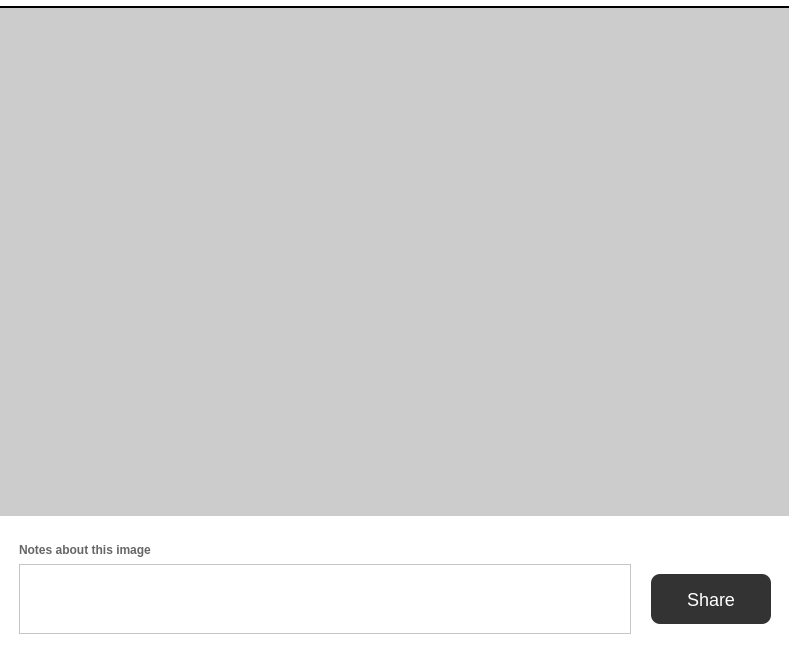
The window that interface/ui/shareSnapshot.ui (vircadia/vircadia-native-core) describes before a commit, drawn with Qt 5.
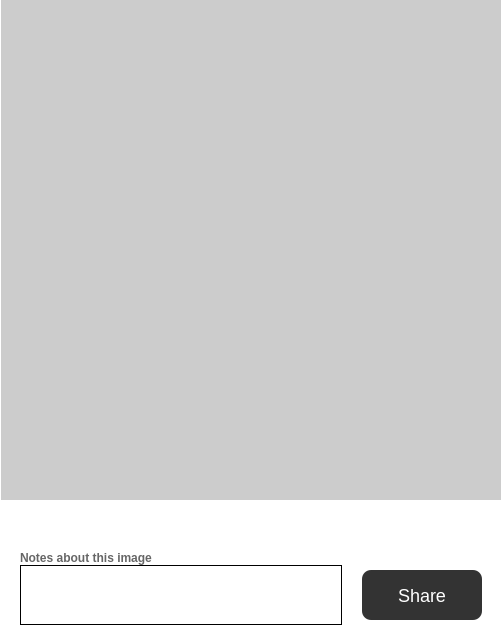
The same window after the commit.

Commit message: New layout behaviour

```diff
--- a/interface/ui/shareSnapshot.ui
+++ b/interface/ui/shareSnapshot.ui
@@ -9,26 +9,26 @@
    <rect>
     <x>0</x>
     <y>0</y>
-    <width>789</width>
-    <height>645</height>
+    <width>502</width>
+    <height>625</height>
    </rect>
   </property>
   <property name="sizePolicy">
-   <sizepolicy hsizetype="Fixed" vsizetype="Fixed">
+   <sizepolicy hsizetype="Fixed" vsizetype="MinimumExpanding">
     <horstretch>0</horstretch>
     <verstretch>0</verstretch>
    </sizepolicy>
   </property>
   <property name="minimumSize">
    <size>
-    <width>789</width>
-    <height>645</height>
+    <width>500</width>
+    <height>625</height>
    </size>
   </property>
   <property name="maximumSize">
    <size>
-    <width>789</width>
-    <height>645</height>
+    <width>502</width>
+    <height>625</height>
    </size>
   </property>
   <property name="cursor">
@@ -43,82 +43,45 @@
   <property name="modal">
    <bool>true</bool>
   </property>
-  <widget class="QWidget" name="verticalLayoutWidget">
-   <property name="geometry">
-    <rect>
-     <x>-1</x>
-     <y>-1</y>
-     <width>792</width>
-     <height>645</height>
-    </rect>
+  <layout class="QVBoxLayout" name="verticalLayout_2">
+   <property name="spacing">
+    <number>0</number>
    </property>
+   <property name="leftMargin">
+    <number>0</number>
+   </property>
+   <property name="topMargin">
+    <number>0</number>
+   </property>
+   <property name="rightMargin">
+    <number>0</number>
+   </property>
+   <property name="bottomMargin">
+    <number>0</number>
+   </property>
+   <item>
    <layout class="QVBoxLayout" name="verticalLayout">
-    <property name="spacing">
-     <number>0</number>
-    </property>
-    <item>
-     <widget class="QFrame" name="frame">
-      <property name="sizePolicy">
-       <sizepolicy hsizetype="Fixed" vsizetype="Fixed">
-        <horstretch>0</horstretch>
-        <verstretch>0</verstretch>
-       </sizepolicy>
-      </property>
-      <property name="minimumSize">
-       <size>
-        <width>790</width>
-        <height>510</height>
-       </size>
-      </property>
-      <property name="maximumSize">
-       <size>
-        <width>790</width>
-        <height>510</height>
-       </size>
-      </property>
-      <property name="styleSheet">
-       <string notr="true">background-color: #000</string>
-      </property>
-      <property name="frameShape">
-       <enum>QFrame::NoFrame</enum>
-      </property>
-      <property name="frameShadow">
-       <enum>QFrame::Plain</enum>
-      </property>
-      <property name="lineWidth">
-       <number>0</number>
-      </property>
-      <widget class="QWidget" name="gridLayoutWidget">
-       <property name="geometry">
-        <rect>
-         <x>-1</x>
-         <y>1</y>
-         <width>792</width>
-         <height>512</height>
-        </rect>
-       </property>
-       <layout class="QGridLayout" name="gridLayout">
-        <property name="spacing">
-         <number>0</number>
-        </property>
-        <item row="0" column="0">
+     <property name="sizeConstraint">
+      <enum>QLayout::SetMinAndMaxSize</enum>
+     </property>
+     <item alignment="Qt::AlignHCenter|Qt::AlignTop">
          <widget class="QLabel" name="snapshotWidget">
           <property name="sizePolicy">
-           <sizepolicy hsizetype="Fixed" vsizetype="Fixed">
+        <sizepolicy hsizetype="MinimumExpanding" vsizetype="Fixed">
             <horstretch>0</horstretch>
             <verstretch>0</verstretch>
            </sizepolicy>
           </property>
           <property name="minimumSize">
            <size>
-            <width>790</width>
-            <height>510</height>
+         <width>500</width>
+         <height>500</height>
            </size>
           </property>
           <property name="maximumSize">
            <size>
-            <width>790</width>
-            <height>510</height>
+         <width>30</width>
+         <height>2000</height>
            </size>
           </property>
           <property name="styleSheet">
@@ -138,14 +101,10 @@
           </property>
          </widget>
         </item>
-       </layout>
-      </widget>
-     </widget>
-    </item>
     <item>
      <widget class="QLabel" name="label">
       <property name="sizePolicy">
-       <sizepolicy hsizetype="Fixed" vsizetype="Fixed">
+        <sizepolicy hsizetype="Preferred" vsizetype="Preferred">
         <horstretch>0</horstretch>
         <verstretch>0</verstretch>
        </sizepolicy>
@@ -164,19 +123,23 @@
        </font>
       </property>
       <property name="styleSheet">
-       <string notr="true">color: #666;</string>
+        <string notr="true">color: #666;
+padding-left:20px;</string>
+       </property>
+       <property name="lineWidth">
+        <number>0</number>
       </property>
       <property name="text">
        <string>Notes about this image</string>
       </property>
       <property name="alignment">
-       <set>Qt::AlignLeading|Qt::AlignLeft|Qt::AlignTop</set>
+        <set>Qt::AlignBottom|Qt::AlignLeading|Qt::AlignLeft</set>
       </property>
       <property name="margin">
        <number>0</number>
       </property>
       <property name="indent">
-       <number>20</number>
+        <number>0</number>
       </property>
      </widget>
     </item>
@@ -185,6 +148,9 @@
       <property name="spacing">
        <number>0</number>
       </property>
+       <property name="sizeConstraint">
+        <enum>QLayout::SetFixedSize</enum>
+       </property>
       <property name="leftMargin">
        <number>20</number>
       </property>
@@ -199,11 +165,24 @@
           <verstretch>0</verstretch>
          </sizepolicy>
         </property>
+         <property name="maximumSize">
+          <size>
+           <width>16777215</width>
+           <height>60</height>
+          </size>
+         </property>
         <property name="font">
          <font>
           <family>Helvetica</family>
-         </font>
-        </property>
+           <pointsize>14</pointsize>
+          </font>
+         </property>
+         <property name="frameShape">
+          <enum>QFrame::Box</enum>
+         </property>
+         <property name="frameShadow">
+          <enum>QFrame::Plain</enum>
+         </property>
        </widget>
       </item>
       <item>
@@ -244,7 +223,8 @@
      </layout>
     </item>
    </layout>
-  </widget>
+   </item>
+  </layout>
  </widget>
  <resources/>
  <connections/>
```
Lines whose indentation alone changed are shown as unchanged. The commit also changes 2 other files.
